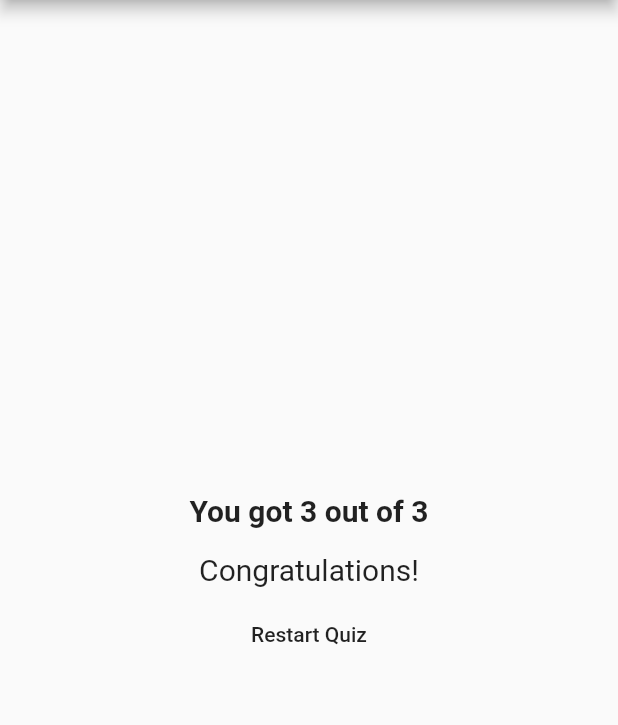
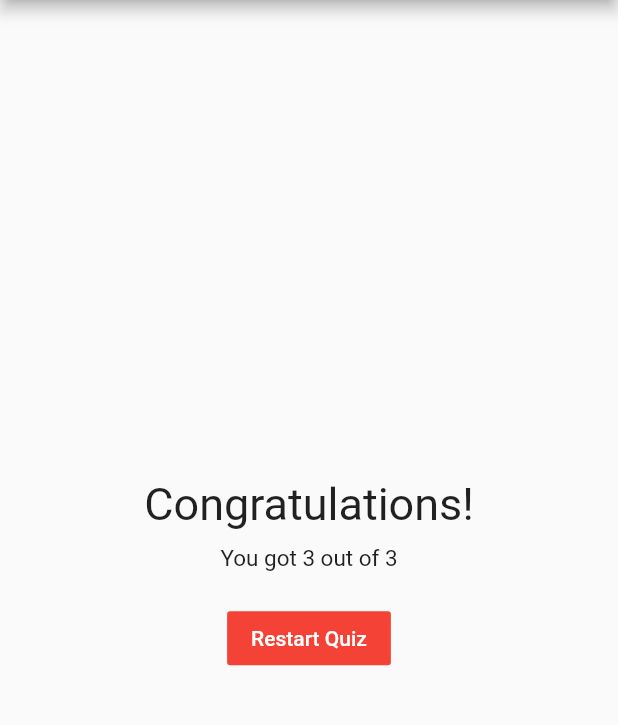
Before and after one commit to perezjoyce/basic_quiz, a Flutter app: the screen it shows after launch, after a tap on "red", after a tap on "cat", after a tap on "Science", on a phone screen of 412 x 824 dp, the part 84-809 px from its top. Run offline on Flutter 3.47's test engine with Material 2 defaults, Android fonts, the phone set to English and light mode, and no system bars.

Commit message:
restart quiz

```diff
--- a/lib/result.dart
+++ b/lib/result.dart
@@ -38,26 +38,29 @@ class Result extends StatelessWidget {
       mainAxisAlignment: MainAxisAlignment.center,
       children: <Widget>[
         Padding(
-          padding: const EdgeInsets.all(8.0),
+          padding: const EdgeInsets.only(bottom: 10),
           child: Text(
-            'You got ' + resultScore.toString() + ' out of ' + numberOfItems.toString(),
+            resultPhrase,
             style: TextStyle(
-              fontSize: 20,
-              fontWeight: FontWeight.bold,
+              fontSize: 30,
             ),
           ),
         ),
         Padding(
-          padding: const EdgeInsets.all(8.0),
+          padding: const EdgeInsets.only(bottom: 20),
           child: Text(
-            resultPhrase,
+            'You got ' + resultScore.toString() + ' out of ' + numberOfItems.toString(),
             style: TextStyle(
-              fontSize: 20,
+              fontSize: 15,
             ),
           ),
         ),
         FlatButton(
-          child: Text('Restart Quiz'),
+          child: Text(
+            'Restart Quiz',
+          ),
+          color: Colors.red,
+          textColor: Colors.white,
           onPressed: resetHandler,
         ),
       ],
```
